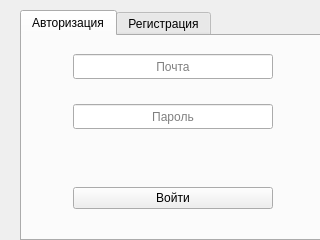
First picture: the form in desktop/ui/start_window.ui, repository FoKey-Junior/Remote-Desktop, before the edit.
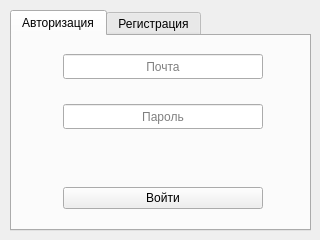
Second picture: the form after the edit.

Commit message: cosmetic ui changes in desktop

```diff
--- a/desktop/ui/start_window.ui
+++ b/desktop/ui/start_window.ui
@@ -44,10 +44,10 @@
    <widget class="QTabWidget" name="tabWidget">
     <property name="geometry">
      <rect>
-      <x>20</x>
+      <x>10</x>
       <y>10</y>
       <width>301</width>
-      <height>231</height>
+      <height>221</height>
      </rect>
     </property>
     <property name="currentIndex">
```
